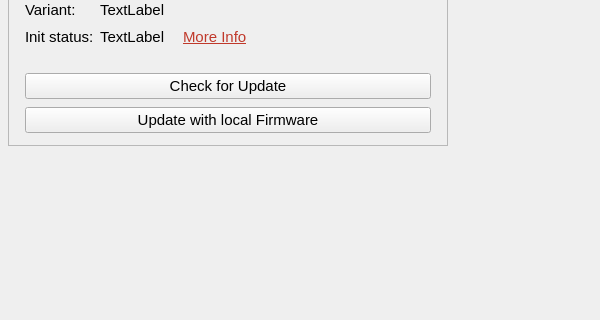
This is nitrokeyapp/ui/overview_tab.ui in Nitrokey/nitrokey-app2 as Qt 5 draws it before an edit; both pictures show x 0 to 600 and y 132 to 452 of the 800 by 600 pixel window. The edited form follows.
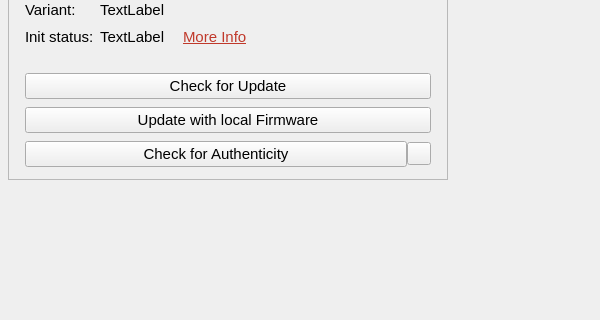
This is the edited form. Icons and pictures are not drawn.

Commit message: Authenticity check

```diff
--- a/nitrokeyapp/ui/overview_tab.ui
+++ b/nitrokeyapp/ui/overview_tab.ui
@@ -487,6 +487,32 @@
             </property>
            </widget>
           </item>
+          <item row="9" column="0" colspan="2">
+            <layout class="QHBoxLayout" name="horizontalLayout_auth">
+              <item>
+                <widget class="QPushButton" name="btn_check_authenticity">
+                  <property name="font">
+                    <font>
+                      <pointsize>11</pointsize>
+                    </font>
+                  </property>
+                  <property name="text">
+                    <string>Check for Authenticity</string>
+                  </property>
+                  <property name="toolTip">
+                    <string>Verify the authenticity of the device with attestation certificates</string>
+                  </property>
+                </widget>
+              </item>
+              <item>
+                <widget class="QToolButton" name="btn_help_authenticity">
+                  <property name="toolTip">
+                    <string>Learn more about authenticity checks</string>
+                  </property>
+                </widget>
+              </item>
+            </layout>
+          </item>
          </layout>
         </widget>
        </item>
```
The commit also changes 3 other files.
